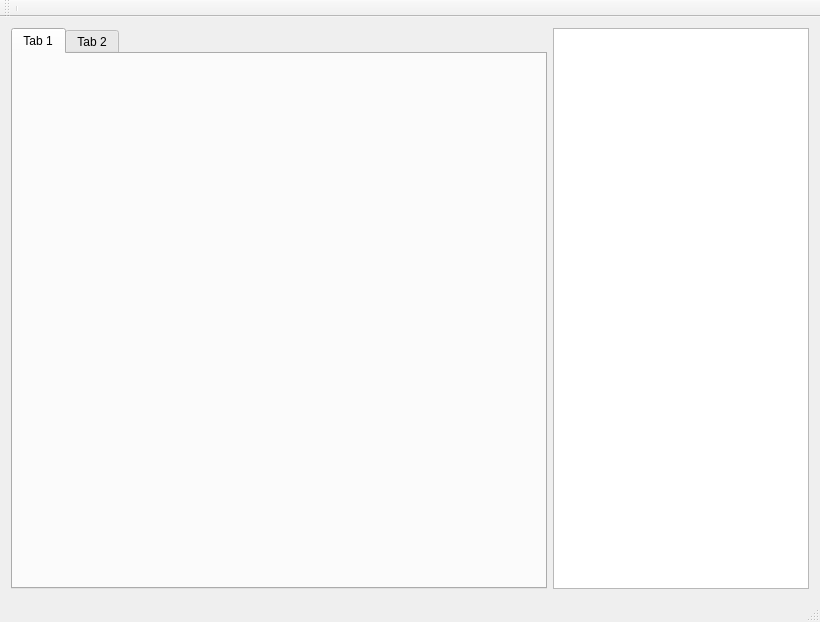
Old version of the form Client/Client_Synergie/fenetreprincipale.ui in the repository im-jon/CLL-Synergie.
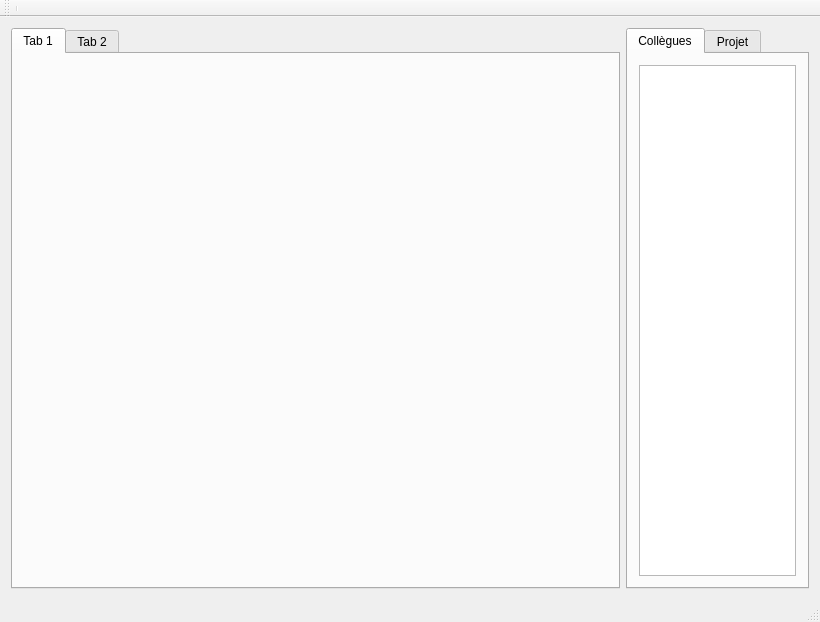
New version of the form.

Commit message: Liste de collègues fonctionnelle

Diff of the .ui file:
```diff
--- a/Client/Client_Synergie/fenetreprincipale.ui
+++ b/Client/Client_Synergie/fenetreprincipale.ui
@@ -44,13 +44,32 @@
      </widget>
     </item>
     <item row="0" column="1">
-     <widget class="QTextEdit" name="textEdit">
+     <widget class="QTabWidget" name="tabObjets">
       <property name="sizePolicy">
-       <sizepolicy hsizetype="Minimum" vsizetype="Minimum">
-        <horstretch>2</horstretch>
+       <sizepolicy hsizetype="Expanding" vsizetype="Expanding">
+        <horstretch>3</horstretch>
         <verstretch>0</verstretch>
        </sizepolicy>
       </property>
+      <property name="currentIndex">
+       <number>0</number>
+      </property>
+      <widget class="QWidget" name="tabCollegues">
+       <attribute name="title">
+        <string>Collègues</string>
+       </attribute>
+       <layout class="QGridLayout" name="gridLayout_5">
+        <item row="0" column="0">
+         <widget class="QListWidget" name="lstCollegues"/>
+        </item>
+       </layout>
+      </widget>
+      <widget class="QWidget" name="tabProjet">
+       <attribute name="title">
+        <string>Projet</string>
+       </attribute>
+       <layout class="QGridLayout" name="gridLayout_4"/>
+      </widget>
      </widget>
     </item>
    </layout>
```
The commit also changes 9 other files.
